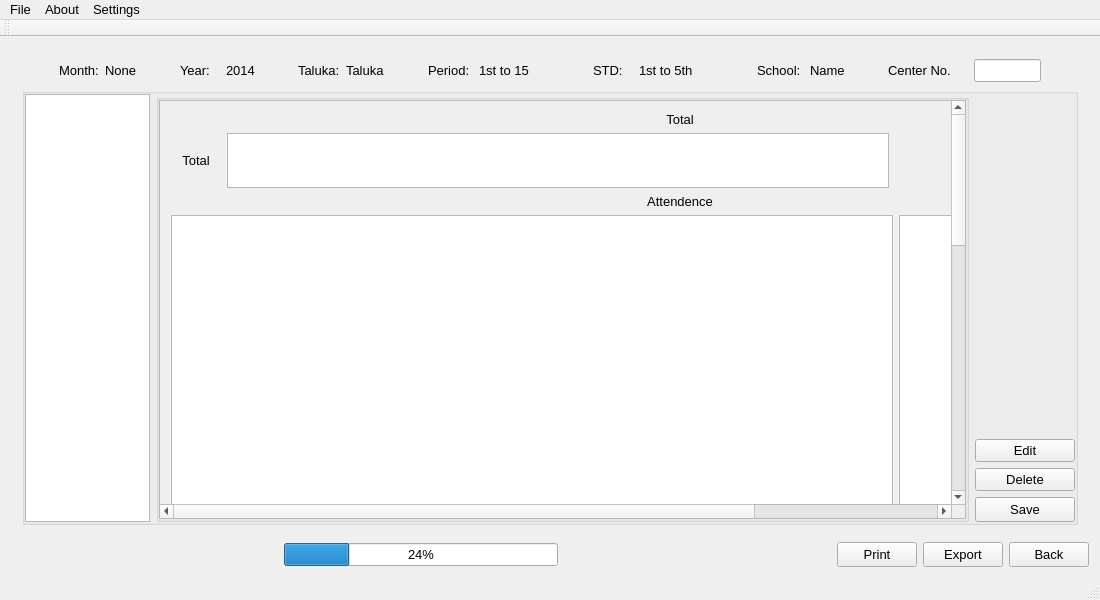
Above: QuickManager/mainwindow.ui from Vijay13/QuickManager before the change. Below: the same form after it.
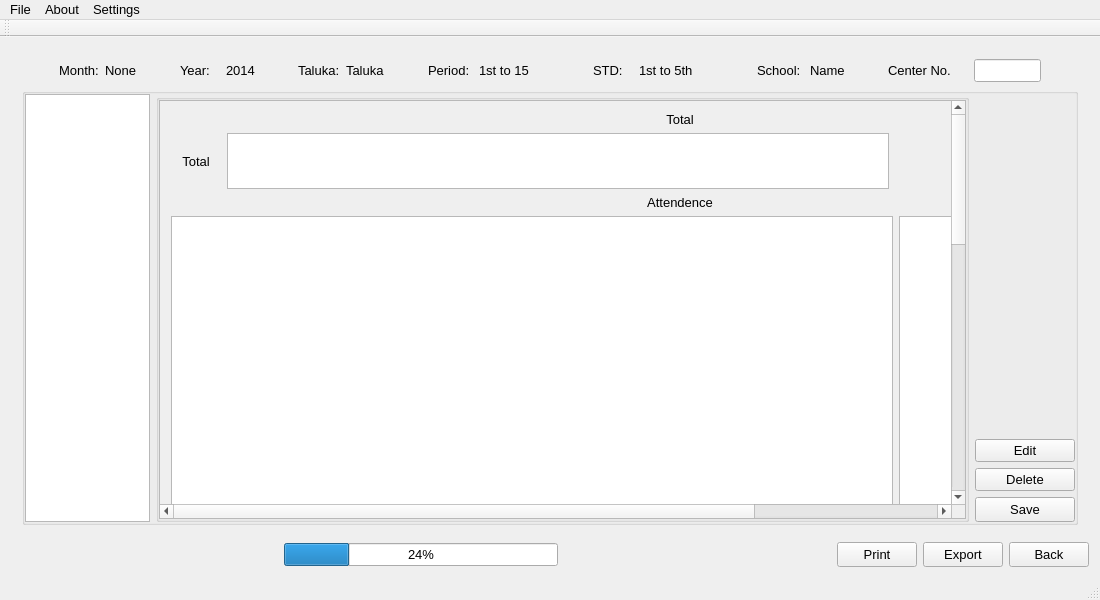
That is the form after the change. The open tabs and pages were chosen to show the change.

Diff of the .ui file:
```diff
--- a/QuickManager/mainwindow.ui
+++ b/QuickManager/mainwindow.ui
@@ -1278,7 +1278,7 @@
                    <x>0</x>
                    <y>0</y>
                    <width>1044</width>
-                   <height>1167</height>
+                   <height>1168</height>
                   </rect>
                  </property>
                  <layout class="QVBoxLayout" name="verticalLayout_8">
@@ -1327,7 +1327,7 @@
                       <property name="minimumSize">
                        <size>
                         <width>662</width>
-                        <height>55</height>
+                        <height>56</height>
                        </size>
                       </property>
                       <property name="maximumSize">
@@ -1345,7 +1345,7 @@
                        <string>Total</string>
                       </property>
                       <attribute name="horizontalHeaderVisible">
-                       <bool>false</bool>
+                       <bool>true</bool>
                       </attribute>
                       <attribute name="horizontalHeaderCascadingSectionResizes">
                        <bool>true</bool>
@@ -1360,7 +1360,7 @@
                        <bool>false</bool>
                       </attribute>
                       <attribute name="horizontalHeaderStretchLastSection">
-                       <bool>false</bool>
+                       <bool>true</bool>
                       </attribute>
                       <attribute name="verticalHeaderVisible">
                        <bool>false</bool>
```
Left out of the diff: 2 changed lines with no effect on the pictures.
